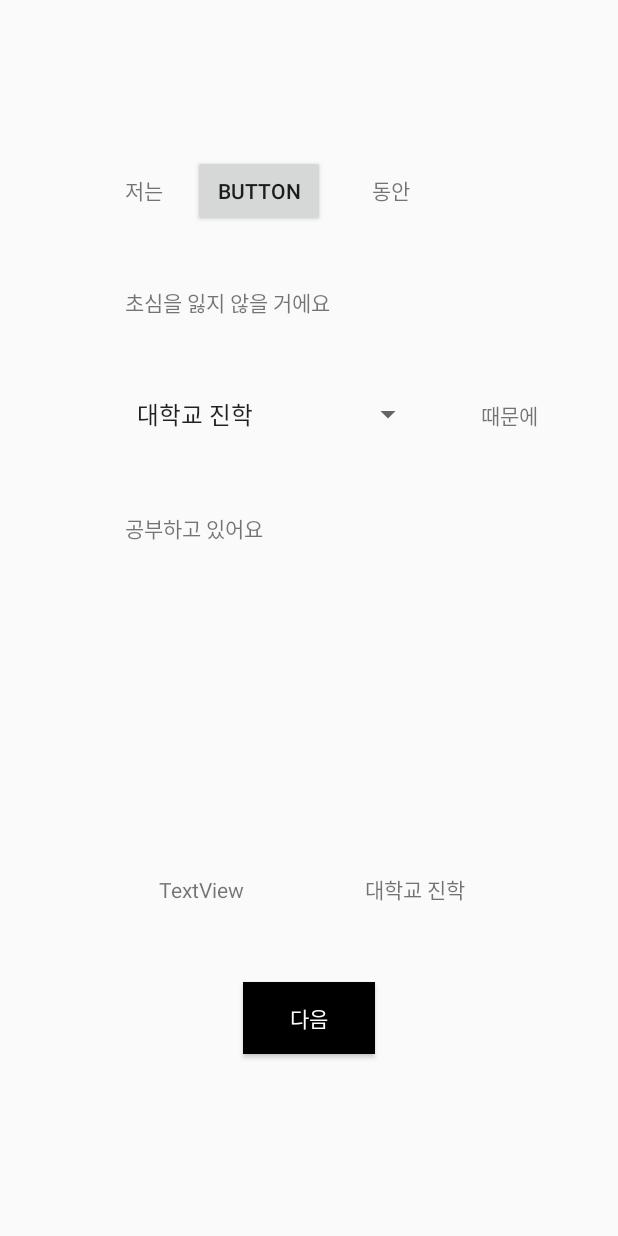
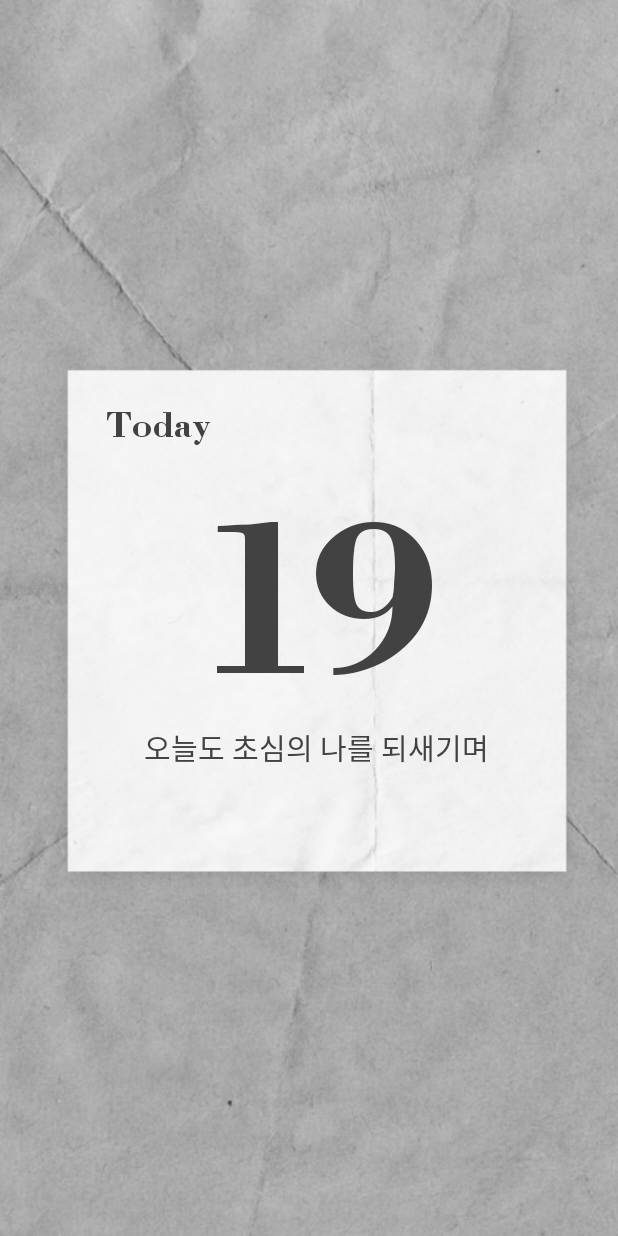
Before and after one commit to JeonK1/FromBefore, an Android app: the screen it shows after launch (InitDdayActivity before the commit, CalendarAnimateActivity after it), after a tap on "다음", on a phone screen of 412 x 824 dp. Run offline under Robolectric (Android 15) with nearby library versions, the light colour scheme and no system bars.

Commit message:
add calendar animation

```diff
--- a/FromBefore/app/src/main/AndroidManifest.xml
+++ b/FromBefore/app/src/main/AndroidManifest.xml
@@ -9,7 +9,8 @@
         android:roundIcon="@mipmap/ic_launcher_round"
         android:supportsRtl="true"
         android:theme="@style/AppTheme">
-        <activity android:name=".MsgSendToMeActivity"></activity>
+        <activity android:name=".CalendarAnimateActivity"></activity>
+        <activity android:name=".MsgSendToMeActivity" />
         <activity android:name=".CalendarActivity" />
         <activity android:name=".InitMessageActivity" />
         <activity android:name=".InitDdayActivity" />
--- /dev/null
+++ b/FromBefore/app/src/main/java/com/example/frombefore/CalendarAnimateActivity.kt
@@ -0,0 +1,55 @@
+package com.example.frombefore
+
+import android.animation.Animator
+import android.content.Intent
+import androidx.appcompat.app.AppCompatActivity
+import android.os.Bundle
+import android.os.Handler
+import android.widget.Toast
+import kotlinx.android.synthetic.main.activity_calendar_animate.*
+
+class CalendarAnimateActivity : AppCompatActivity() {
+
+    override fun onCreate(savedInstanceState: Bundle?) {
+        super.onCreate(savedInstanceState)
+        setContentView(R.layout.activity_calendar_animate)
+        val handler = Handler()
+        initCalendar()
+        animateCalendar()
+    }
+
+    private fun initCalendar() {
+        val todayDate = 19
+        val yestdayDate = 18
+        todayDateTextView.setText(todayDate.toString())
+        yestdayDateTextView.setText(yestdayDate.toString())
+    }
+
+    private fun animateCalendar() {
+        yestdayPage.animate()
+            .alpha(0f)
+            .setDuration(500)
+            .setStartDelay(1000)
+        yestdayPage.animate()
+            .translationY(800f)
+            .setDuration(1000)
+            .setStartDelay(1000)
+            .setListener(object: Animator.AnimatorListener{
+                override fun onAnimationRepeat(animation: Animator?) {
+                }
+
+                override fun onAnimationCancel(animation: Animator?) {
+                }
+
+                override fun onAnimationStart(animation: Animator?) {
+                }
+
+                override fun onAnimationEnd(animation: Animator?) {
+                    //애니메이션 끝나면 이동
+                    Thread.sleep(1000)
+                    val i = Intent(applicationContext, InitDdayActivity::class.java)
+                    startActivity(i)
+                }
+            })
+    }
+}
--- a/FromBefore/app/src/main/java/com/example/frombefore/CalendarRecyclerViewAdapter.kt
+++ b/FromBefore/app/src/main/java/com/example/frombefore/CalendarRecyclerViewAdapter.kt
@@ -6,7 +6,9 @@ import android.util.Log
 import android.view.LayoutInflater
 import android.view.View
 import android.view.ViewGroup
+import android.widget.FrameLayout
 import android.widget.ImageButton
+import android.widget.ImageView
 import android.widget.TextView
 import androidx.recyclerview.widget.RecyclerView
 import kotlinx.android.synthetic.main.item_schedule.*
--- a/FromBefore/app/src/main/java/com/example/frombefore/MainActivity.kt
+++ b/FromBefore/app/src/main/java/com/example/frombefore/MainActivity.kt
@@ -11,7 +11,7 @@ class MainActivity : AppCompatActivity() {
         super.onCreate(savedInstanceState)
         setContentView(R.layout.activity_main)
         button.setOnClickListener {
-            val i = Intent(this, InitDdayActivity::class.java)
+            val i = Intent(this, CalendarAnimateActivity::class.java)
             startActivity(i)
         }
     }
--- /dev/null
+++ b/FromBefore/app/src/main/res/layout/activity_calendar_animate.xml
@@ -0,0 +1,105 @@
+<?xml version="1.0" encoding="utf-8"?>
+<FrameLayout xmlns:android="http://schemas.android.com/apk/res/android"
+    xmlns:tools="http://schemas.android.com/tools"
+    android:orientation="vertical"
+    android:background="@drawable/bgimage_homepaper"
+    android:layout_width="match_parent"
+    android:layout_height="match_parent"
+    tools:context=".CalendarAnimateActivity">
+    <FrameLayout
+        android:id="@+id/todaydayPage"
+        android:layout_gravity="center"
+        android:background="@android:color/transparent"
+        android:layout_marginLeft="5dp"
+        android:layout_marginTop="5dp"
+        android:layout_width="360dp"
+        android:layout_height="360dp">
+        <ImageView
+            android:scaleType="fitXY"
+            android:src="@drawable/bgimage_daycalendar"
+            android:layout_width="match_parent"
+            android:layout_height="match_parent"/>
+        <LinearLayout
+            android:orientation="vertical"
+            android:layout_width="match_parent"
+            android:layout_height="match_parent">
+            <TextView
+                android:text="Today"
+                android:fontFamily="@font/bodoni_bt"
+                android:textSize="25sp"
+                android:textColor="#424242"
+                android:layout_marginLeft="40dp"
+                android:layout_marginTop="30dp"
+                android:layout_marginBottom="8dp"
+                android:layout_width="wrap_content"
+                android:layout_height="wrap_content"/>
+            <TextView
+                android:id="@+id/todayDateTextView"
+                android:text="18"
+                android:fontFamily="@font/bodoni_bt"
+                android:textSize="150sp"
+                android:textColor="#424242"
+                android:letterSpacing="-0.1"
+                android:gravity="center"
+                android:layout_gravity="center"
+                android:layout_width="match_parent"
+                android:layout_height="wrap_content"/>
+            <TextView
+                android:text="오늘도 초심의 나를 되새기며"
+                android:fontFamily="@font/notoserifkr_medium"
+                android:textSize="19sp"
+                android:textColor="#424242"
+                android:layout_gravity="center"
+                android:layout_width="wrap_content"
+                android:layout_height="wrap_content"/>
+        </LinearLayout>
+    </FrameLayout>
+    <FrameLayout
+        android:id="@+id/yestdayPage"
+        android:layout_gravity="center"
+        android:background="@android:color/transparent"
+        android:layout_marginRight="5dp"
+        android:layout_marginBottom="5dp"
+        android:layout_width="360dp"
+        android:layout_height="360dp">
+        <ImageView
+            android:scaleType="fitXY"
+            android:src="@drawable/bgimage_daycalendar"
+            android:layout_width="match_parent"
+            android:layout_height="match_parent"/>
+        <LinearLayout
+            android:orientation="vertical"
+            android:layout_width="match_parent"
+            android:layout_height="match_parent">
+            <TextView
+                android:text="Today"
+                android:fontFamily="@font/bodoni_bt"
+                android:textSize="25sp"
+                android:textColor="#424242"
+                android:layout_marginLeft="40dp"
+                android:layout_marginTop="30dp"
+                android:layout_marginBottom="8dp"
+                android:layout_width="wrap_content"
+                android:layout_height="wrap_content"/>
+            <TextView
+                android:id="@+id/yestdayDateTextView"
+                android:text="18"
+                android:fontFamily="@font/bodoni_bt"
+                android:textSize="150sp"
+                android:textColor="#424242"
+                android:letterSpacing="-0.1"
+                android:gravity="center"
+                android:layout_gravity="center"
+                android:layout_width="match_parent"
+                android:layout_height="wrap_content"/>
+            <TextView
+                android:text="오늘도 초심의 나를 되새기며"
+                android:fontFamily="@font/notoserifkr_medium"
+                android:textSize="19sp"
+                android:textColor="#424242"
+                android:layout_gravity="center"
+                android:layout_width="wrap_content"
+                android:layout_height="wrap_content"/>
+        </LinearLayout>
+    </FrameLayout>
+</FrameLayout>
```
Also changed, not shown: FromBefore/app/src/main/res/drawable-v24/bgimage_daycalendar.png (added), FromBefore/app/src/main/res/drawable-v24/bgimage_homepaper.png (added), FromBefore/app/src/main/res/font/bodoni_bt.TTF (added), 7 other files.
